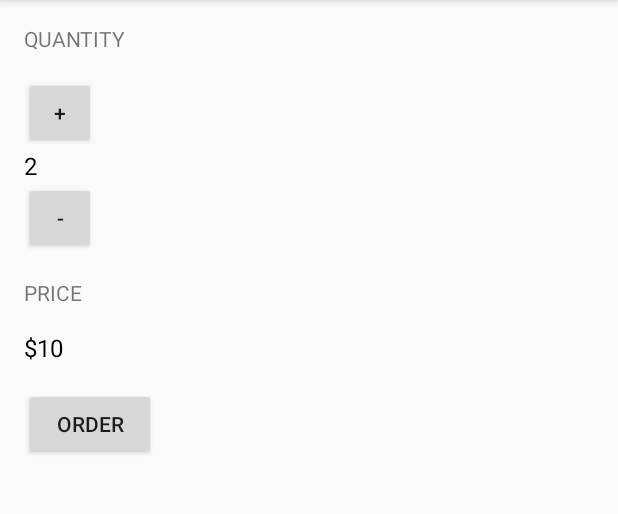
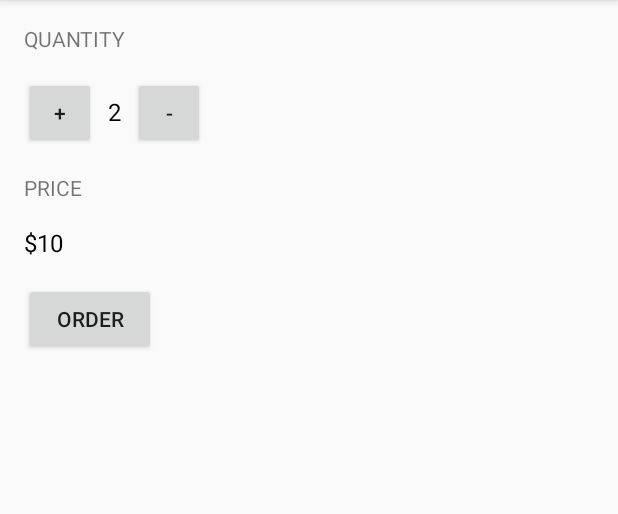
Before and after one commit to uviyolab-udcit/JustJava, an Android app: the screen it shows after launch (MainActivity), on a phone screen of 412 x 824 dp, the part 84-598 px from its top. Run offline under Robolectric (Android 15) with nearby library versions, the phone set to English and light mode, and no system bars.

Commit message:
Add files via upload

```diff
--- a/app/src/main/res/layout/activity_main.xml
+++ b/app/src/main/res/layout/activity_main.xml
@@ -17,6 +17,12 @@
         android:textAllCaps="true"
         android:layout_marginBottom="16dp"/>
 
+    <LinearLayout
+        android:layout_width="wrap_content"
+        android:layout_height="wrap_content"
+        android:orientation="horizontal">
+
+
         <Button
             android:layout_width="48dp"
             android:layout_height="48dp"
@@ -29,6 +35,8 @@
             android:layout_height="wrap_content"
             android:text="2"
             android:textSize="16sp"
+            android:layout_marginRight="8dp"
+            android:layout_marginLeft="8dp"
             android:textColor="@android:color/black" />
 
         <Button
@@ -36,6 +44,8 @@
             android:layout_height="48dp"
             android:text="-"
             android:onClick="decrement"/>
+    </LinearLayout>
+
 
     <TextView
         android:layout_width="wrap_content"
```
Lines whose indentation alone changed are shown as unchanged.
